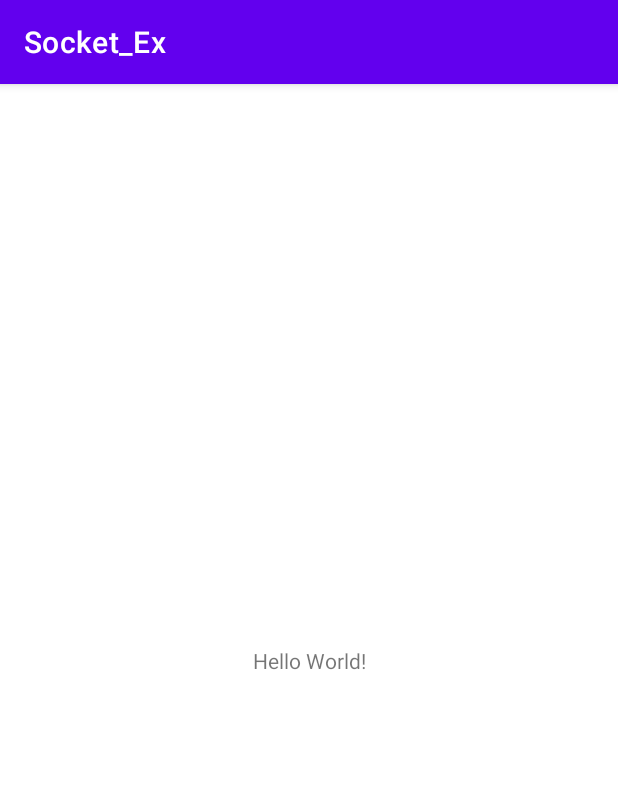
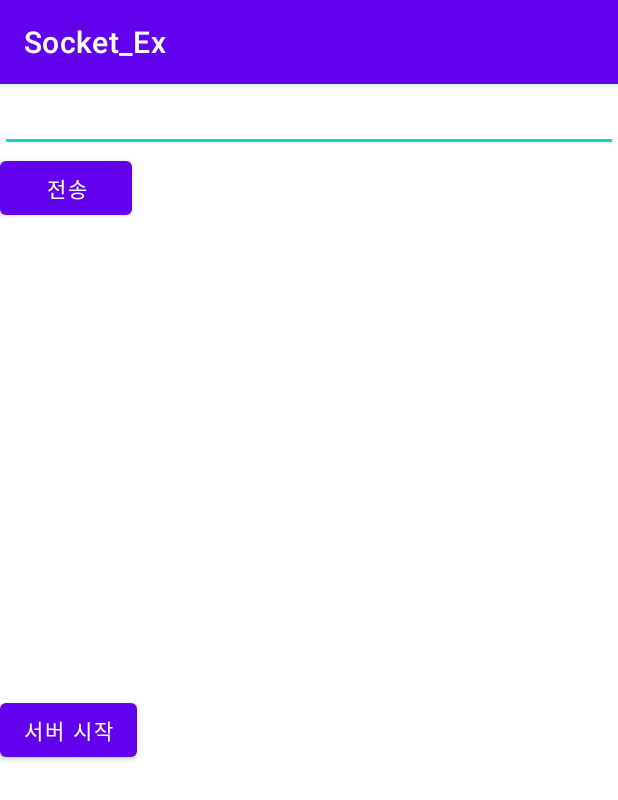
Before and after one commit to msy4808/Socket_Ex, an Android app: the screen it shows after launch (MainActivity), on a phone screen of 412 x 824 dp. Shown: the top 800 px of the screen. Run offline under Robolectric (Android 15) with nearby library versions, the phone set to English and light mode, and no system bars.

```diff
--- a/app/src/main/AndroidManifest.xml
+++ b/app/src/main/AndroidManifest.xml
@@ -1,7 +1,8 @@
 <?xml version="1.0" encoding="utf-8"?>
 <manifest xmlns:android="http://schemas.android.com/apk/res/android"
     package="com.moon.socket_ex">
-
+    <!-- 인터넷 통신을 위한 권한 (Permission) 허용 -->
+    <uses-permission android:name="android.permission.INTERNET"/>
     <application
         android:allowBackup="true"
         android:icon="@mipmap/ic_launcher"
--- a/app/src/main/res/layout/activity_main.xml
+++ b/app/src/main/res/layout/activity_main.xml
@@ -1,18 +1,40 @@
 <?xml version="1.0" encoding="utf-8"?>
-<androidx.constraintlayout.widget.ConstraintLayout xmlns:android="http://schemas.android.com/apk/res/android"
+<LinearLayout xmlns:android="http://schemas.android.com/apk/res/android"
     xmlns:app="http://schemas.android.com/apk/res-auto"
     xmlns:tools="http://schemas.android.com/tools"
     android:layout_width="match_parent"
     android:layout_height="match_parent"
+    android:orientation="vertical"
     tools:context=".MainActivity">
 
-    <TextView
+    <EditText
+        android:id="@+id/edit_text"
+        android:layout_width="match_parent"
+        android:layout_height="wrap_content" />
+
+    <Button
+        android:id="@+id/send_btn"
         android:layout_width="wrap_content"
         android:layout_height="wrap_content"
-        android:text="Hello World!"
-        app:layout_constraintBottom_toBottomOf="parent"
-        app:layout_constraintLeft_toLeftOf="parent"
-        app:layout_constraintRight_toRightOf="parent"
-        app:layout_constraintTop_toTopOf="parent" />
+        android:text="전송" />
+    <TextView
+        android:id="@+id/cli_log"
+        android:layout_width="match_parent"
+        android:layout_height="match_parent"
+        android:layout_weight="1"/>
 
-</androidx.constraintlayout.widget.ConstraintLayout>
+    <Button
+        android:id="@+id/ser_btn"
+        android:layout_width="wrap_content"
+        android:layout_height="wrap_content"
+        android:text="서버 시작" />
+
+    <TextView
+        android:id="@+id/ser_log"
+        android:layout_width="match_parent"
+        android:layout_height="match_parent"
+        android:layout_weight="1"/>
+
+
+
+</LinearLayout>
```
Also changed, not shown: app/src/main/java/com/moon/socket_ex/MainActivity.java (+120 -0 lines).
